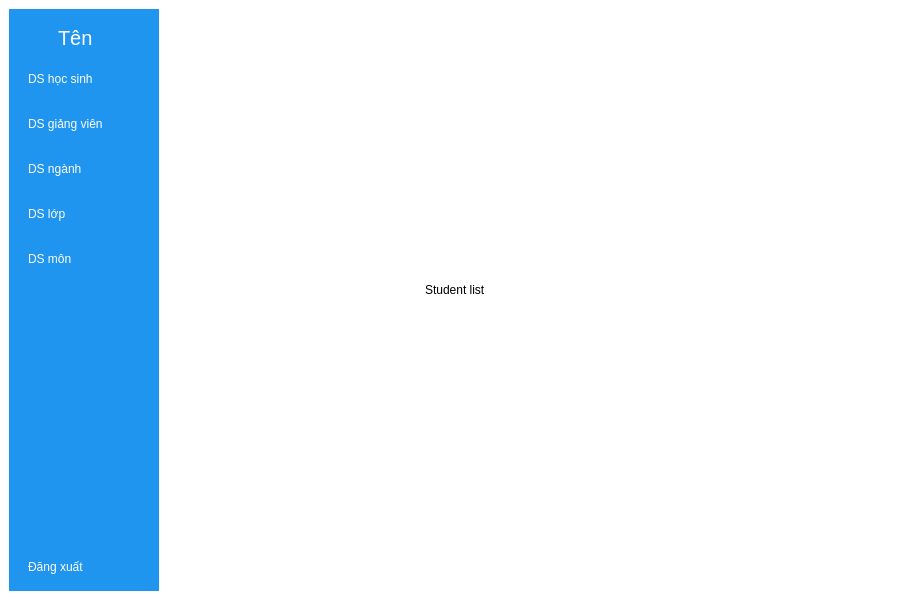
The window that university_management/src/view/lecturerMainScreen.ui (NTDQuan/uni_management) describes before a commit, drawn with Qt 5.
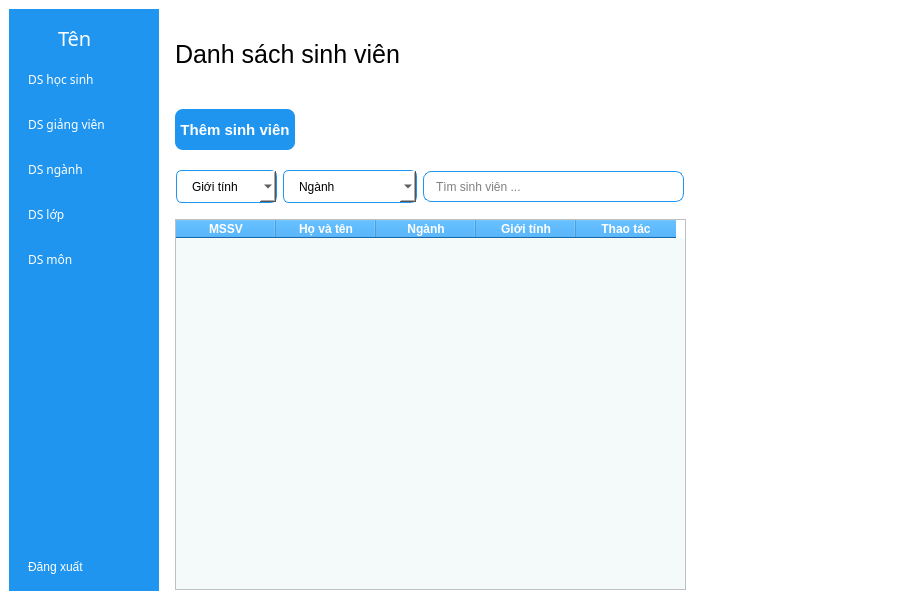
The same window after the commit. Icons and pictures are not drawn.

Commit message: Feat: Display student list, add UI

What changed in the file:
```diff
--- a/university_management/src/view/lecturerMainScreen.ui
+++ b/university_management/src/view/lecturerMainScreen.ui
@@ -10,6 +10,11 @@
     <height>600</height>
    </rect>
   </property>
+  <property name="font">
+   <font>
+    <family>Poppins</family>
+   </font>
+  </property>
   <property name="windowTitle">
    <string>MainWindow</string>
   </property>
@@ -26,6 +31,11 @@
         <height>0</height>
        </size>
       </property>
+      <property name="font">
+       <font>
+        <family>Poppins</family>
+       </font>
+      </property>
       <property name="styleSheet">
        <string notr="true">QWidget {
 	background-color: rgb(31, 149, 239);
@@ -83,6 +93,7 @@
           <widget class="QLabel" name="label">
            <property name="font">
             <font>
+             <family>Poppins</family>
              <pointsize>15</pointsize>
             </font>
            </property>
@@ -100,6 +111,11 @@
          </property>
          <item>
           <widget class="QPushButton" name="studentListBtn">
+           <property name="font">
+            <font>
+             <family>Poppins</family>
+            </font>
+           </property>
            <property name="text">
             <string>DS học sinh</string>
            </property>
@@ -113,6 +129,11 @@
          </item>
          <item>
           <widget class="QPushButton" name="lecturerListBtn">
+           <property name="font">
+            <font>
+             <family>Poppins</family>
+            </font>
+           </property>
            <property name="text">
             <string>DS giảng viên</string>
            </property>
@@ -126,6 +147,11 @@
          </item>
          <item>
           <widget class="QPushButton" name="majorListBtn">
+           <property name="font">
+            <font>
+             <family>Poppins</family>
+            </font>
+           </property>
            <property name="text">
             <string>DS ngành</string>
            </property>
@@ -139,6 +165,11 @@
          </item>
          <item>
           <widget class="QPushButton" name="classListBtn">
+           <property name="font">
+            <font>
+             <family>Poppins</family>
+            </font>
+           </property>
            <property name="text">
             <string>DS lớp</string>
            </property>
@@ -152,6 +183,11 @@
          </item>
          <item>
           <widget class="QPushButton" name="courseListBtn">
+           <property name="font">
+            <font>
+             <family>Poppins</family>
+            </font>
+           </property>
            <property name="text">
             <string>DS môn</string>
            </property>
@@ -208,20 +244,209 @@
        </property>
        <item>
         <widget class="QStackedWidget" name="stackedWidget">
+         <property name="font">
+          <font>
+           <family>Poppins</family>
+          </font>
+         </property>
          <widget class="QWidget" name="studentListPage">
           <widget class="QLabel" name="label_3">
            <property name="geometry">
             <rect>
-             <x>260</x>
-             <y>240</y>
-             <width>121</width>
-             <height>81</height>
+             <x>10</x>
+             <y>10</y>
+             <width>231</width>
+             <height>71</height>
             </rect>
            </property>
+           <property name="font">
+            <font>
+             <pointsize>19</pointsize>
+            </font>
+           </property>
            <property name="text">
-            <string>Student list</string>
+            <string>Danh sách sinh viên</string>
            </property>
           </widget>
+          <widget class="QPushButton" name="addBtn">
+           <property name="geometry">
+            <rect>
+             <x>10</x>
+             <y>100</y>
+             <width>120</width>
+             <height>41</height>
+            </rect>
+           </property>
+           <property name="minimumSize">
+            <size>
+             <width>120</width>
+             <height>41</height>
+            </size>
+           </property>
+           <property name="styleSheet">
+            <string notr="true">QPushButton {
+	background-color: rgb(31, 149, 239);
+	color: white;
+	border: none;
+	border-radius: 8px;
+	font-weight: bold;
+	font-size: 15px;
+}</string>
+           </property>
+           <property name="text">
+            <string>Thêm sinh viên</string>
+           </property>
+          </widget>
+          <widget class="QTableWidget" name="tableWidget">
+           <property name="geometry">
+            <rect>
+             <x>10</x>
+             <y>210</y>
+             <width>511</width>
+             <height>371</height>
+            </rect>
+           </property>
+           <property name="styleSheet">
+            <string notr="true">QHeaderView::section {
+	font-weight: bold;
+	background-color: rgb(31, 149, 239);
+	color: white
+}
+
+QTableWidget {
+	alternate-background-color: #BOEDF8;
+	background-color: #F4F9FA;
+}</string>
+           </property>
+           <column>
+            <property name="text">
+             <string>MSSV</string>
+            </property>
+           </column>
+           <column>
+            <property name="text">
+             <string>Họ và tên</string>
+            </property>
+           </column>
+           <column>
+            <property name="text">
+             <string>Ngành</string>
+            </property>
+           </column>
+           <column>
+            <property name="text">
+             <string>Giới tính</string>
+            </property>
+           </column>
+           <column>
+            <property name="text">
+             <string>Thao tác</string>
+            </property>
+           </column>
+          </widget>
+          <widget class="QWidget" name="layoutWidget">
+           <property name="geometry">
+            <rect>
+             <x>11</x>
+             <y>160</y>
+             <width>508</width>
+             <height>35</height>
+            </rect>
+           </property>
+           <layout class="QHBoxLayout" name="horizontalLayout_2">
+            <item>
+             <widget class="QComboBox" name="gender_comboBox">
+              <property name="minimumSize">
+               <size>
+                <width>101</width>
+                <height>0</height>
+               </size>
+              </property>
+              <property name="styleSheet">
+               <string notr="true">QComboBox {
+	border: 1px solid rgb(31, 149, 239);
+	border-radius: 6px;
+	padding-left: 15px;
+	height: 31px;
+}</string>
+              </property>
+              <item>
+               <property name="text">
+                <string>Giới tính</string>
+               </property>
+              </item>
+              <item>
+               <property name="text">
+                <string>Nam</string>
+               </property>
+              </item>
+              <item>
+               <property name="text">
+                <string>Nữ</string>
+               </property>
+              </item>
+             </widget>
+            </item>
+            <item>
+             <widget class="QComboBox" name="major_comboBox">
+              <property name="minimumSize">
+               <size>
+                <width>132</width>
+                <height>0</height>
+               </size>
+              </property>
+              <property name="styleSheet">
+               <string notr="true">QComboBox {
+	border: 1px solid rgb(31, 149, 239);
+	border-radius: 6px;
+	padding-left: 15px;
+	height: 31px;
+}</string>
+              </property>
+              <item>
+               <property name="text">
+                <string>Ngành</string>
+               </property>
+              </item>
+              <item>
+               <property name="text">
+                <string>Công nghệ thông tin</string>
+               </property>
+              </item>
+              <item>
+               <property name="text">
+                <string>Hệ thống thông tin</string>
+               </property>
+              </item>
+              <item>
+               <property name="text">
+                <string>Khoa học máy tính</string>
+               </property>
+              </item>
+             </widget>
+            </item>
+            <item>
+             <widget class="QLineEdit" name="searchBarEdit">
+              <property name="minimumSize">
+               <size>
+                <width>261</width>
+                <height>31</height>
+               </size>
+              </property>
+              <property name="styleSheet">
+               <string notr="true">QLineEdit {
+	padding-left: 10px;
+	border-radius: 8px;
+	border: 1px solid rgb(31, 149, 239);
+}</string>
+              </property>
+              <property name="placeholderText">
+               <string>Tìm sinh viên ...</string>
+              </property>
+             </widget>
+            </item>
+           </layout>
+          </widget>
          </widget>
          <widget class="QWidget" name="lecturerListPage">
           <widget class="QLabel" name="label_4">
```
The commit also changes 9 other files.
